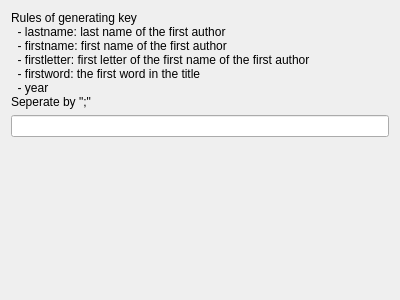
Before: the Qt Designer form WidgetKeyGen.ui in congchenutd/bibfixer, drawn with Qt 5.
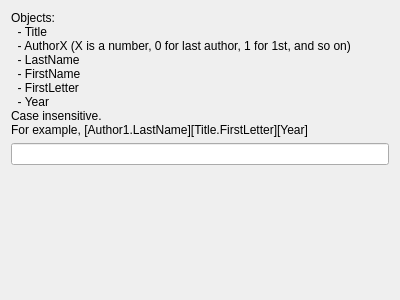
After: the same form once the commit is applied.

```diff
--- a/WidgetKeyGen.ui
+++ b/WidgetKeyGen.ui
@@ -17,13 +17,18 @@
    <item>
     <widget class="QLabel" name="label">
      <property name="text">
-      <string>Rules of generating key
-  - lastname: last name of the first author
-  - firstname: first name of the first author
-  - firstletter: first letter of the first name of the first author
-  - firstword: the first word in the title
-  - year
-Seperate by &quot;;&quot;</string>
+      <string>Objects:
+  - Title
+  - AuthorX (X is a number, 0 for last author, 1 for 1st, and so on)
+  - LastName 
+  - FirstName
+  - FirstLetter
+  - Year
+Case insensitive.
+For example, [Author1.LastName][Title.FirstLetter][Year]</string>
+     </property>
+     <property name="wordWrap">
+      <bool>true</bool>
      </property>
     </widget>
    </item>
```
